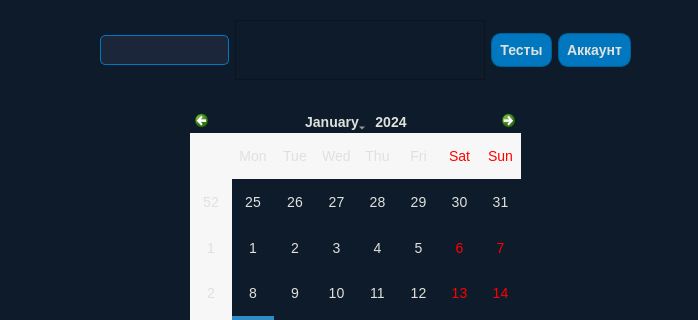
This is src/main/mainwin.ui in maks2134/RepetitorPlatform as Qt 5 draws it before an edit; both pictures show x 0 to 698 and y 0 to 320 of the 698 by 539 pixel window. The edited form follows.
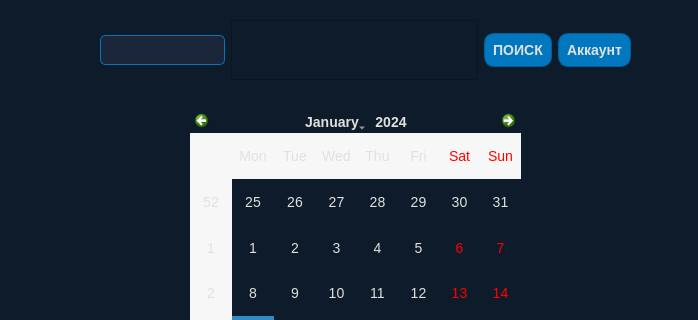
This is the edited form.

```diff
--- a/src/main/mainwin.ui
+++ b/src/main/mainwin.ui
@@ -90,7 +90,11 @@
    </property>
    <layout class="QHBoxLayout" name="horizontalLayout">
     <item>
-     <widget class="QLineEdit" name="searchLineEdit"/>
+     <widget class="QLineEdit" name="searchLineEdit">
+      <property name="text">
+       <string/>
+      </property>
+     </widget>
     </item>
     <item>
      <widget class="QListWidget" name="repetitorListWidget"/>
@@ -98,7 +102,7 @@
     <item>
      <widget class="QPushButton" name="pushButton_5">
       <property name="text">
-       <string>Тесты</string>
+       <string>ПОИСК</string>
       </property>
      </widget>
     </item>
```
